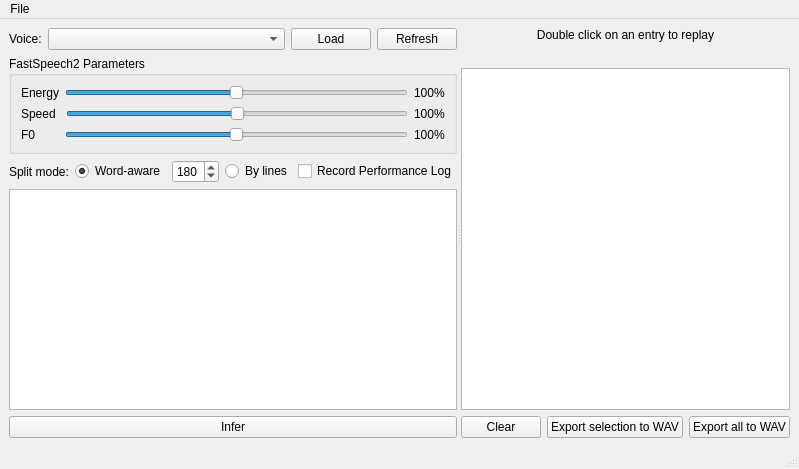
This is mainwindow.ui in ZDisket/TensorVox as Qt 5 draws it before an edit. The edited form follows.
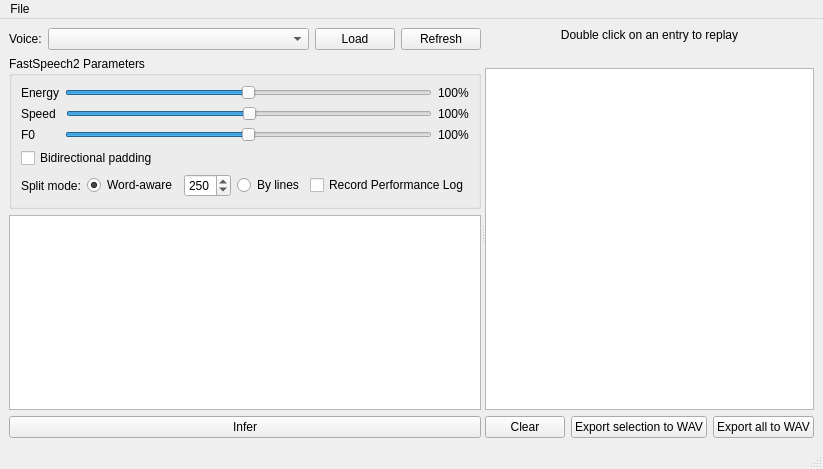
This is the edited form.

Commit message: Add bidirectional padding, highlight @-prepended as phonetic

```diff
--- a/mainwindow.ui
+++ b/mainwindow.ui
@@ -21,7 +21,7 @@
        <enum>Qt::Horizontal</enum>
       </property>
       <widget class="QWidget" name="layoutWidget">
-       <layout class="QVBoxLayout" name="verticalLayout" stretch="0,0,0,8,0">
+       <layout class="QVBoxLayout" name="verticalLayout" stretch="0,0,8,0">
         <item>
          <layout class="QHBoxLayout" name="horizontalLayout_2">
           <item>
@@ -173,8 +173,16 @@
              </item>
             </layout>
            </item>
-          </layout>
-         </widget>
+           <item>
+            <layout class="QHBoxLayout" name="horizontalLayout_7">
+             <item>
+              <widget class="QCheckBox" name="chkBiPad">
+               <property name="text">
+                <string>Bidirectional padding</string>
+               </property>
+              </widget>
+             </item>
+            </layout>
         </item>
         <item>
          <layout class="QHBoxLayout" name="horizontalLayout_5">
@@ -225,7 +233,7 @@
              <number>10</number>
             </property>
             <property name="value">
-             <number>180</number>
+                <number>250</number>
             </property>
            </widget>
           </item>
@@ -245,6 +253,13 @@
             </property>
            </widget>
           </item>
+             <item>
+              <widget class="QCheckBox" name="chkRecPerfLog">
+               <property name="text">
+                <string>Record Performance Log</string>
+               </property>
+              </widget>
+             </item>
           <item>
            <spacer name="horizontalSpacer">
             <property name="orientation">
@@ -258,14 +273,10 @@
             </property>
            </spacer>
           </item>
-          <item>
-           <widget class="QCheckBox" name="chkRecPerfLog">
-            <property name="text">
-             <string>Record Performance Log</string>
-            </property>
-           </widget>
-          </item>
-         </layout>
+            </layout>
+           </item>
+          </layout>
+         </widget>
         </item>
         <item>
          <widget class="QTextEdit" name="edtInput">
```
Lines whose indentation alone changed are shown as unchanged. The commit also changes 3 other files.
